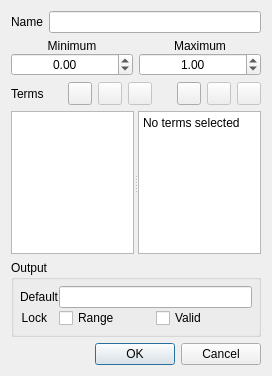
fuzzylite/fuzzylite, file qtfuzzylite/ui/Variable.ui: the form before one commit.
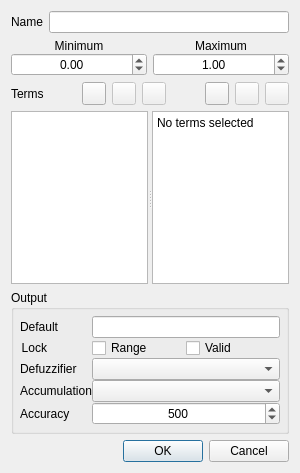
The form after the commit. Icons and pictures are not drawn.

```diff
--- a/qtfuzzylite/ui/Variable.ui
+++ b/qtfuzzylite/ui/Variable.ui
@@ -9,8 +9,8 @@
    <rect>
     <x>0</x>
     <y>0</y>
-    <width>272</width>
-    <height>376</height>
+    <width>300</width>
+    <height>473</height>
    </rect>
   </property>
   <property name="sizePolicy">
@@ -367,6 +367,9 @@
       </property>
       <item>
        <layout class="QFormLayout" name="formLayout">
+        <property name="fieldGrowthPolicy">
+         <enum>QFormLayout::AllNonFixedFieldsGrow</enum>
+        </property>
         <property name="bottomMargin">
          <number>0</number>
         </property>
@@ -433,6 +436,63 @@
           </item>
          </layout>
         </item>
+        <item row="2" column="0">
+         <widget class="QLabel" name="label_3">
+          <property name="text">
+           <string>Defuzzifier</string>
+          </property>
+         </widget>
+        </item>
+        <item row="2" column="1">
+         <widget class="QComboBox" name="cbx_defuzzifier">
+          <property name="toolTip">
+           <string>Method to defuzzify the output value</string>
+          </property>
+         </widget>
+        </item>
+        <item row="3" column="0">
+         <widget class="QLabel" name="label_4">
+          <property name="text">
+           <string>Accumulation</string>
+          </property>
+         </widget>
+        </item>
+        <item row="3" column="1">
+         <widget class="QComboBox" name="cbx_accumulation">
+          <property name="toolTip">
+           <string>Operator to accumulate the activated terms</string>
+          </property>
+         </widget>
+        </item>
+        <item row="4" column="0">
+         <widget class="QLabel" name="label_5">
+          <property name="text">
+           <string>Accuracy</string>
+          </property>
+         </widget>
+        </item>
+        <item row="4" column="1">
+         <widget class="QSpinBox" name="sbx_accuracy">
+          <property name="alignment">
+           <set>Qt::AlignCenter</set>
+          </property>
+          <property name="accelerated">
+           <bool>true</bool>
+          </property>
+          <property name="minimum">
+           <number>20</number>
+          </property>
+          <property name="maximum">
+           <number>999999999</number>
+          </property>
+          <property name="singleStep">
+           <number>20</number>
+          </property>
+          <property name="value">
+           <number>500</number>
+          </property>
+         </widget>
+        </item>
        </layout>
       </item>
      </layout>
```
Left out of the diff: 20 changed lines with no effect on the pictures.
